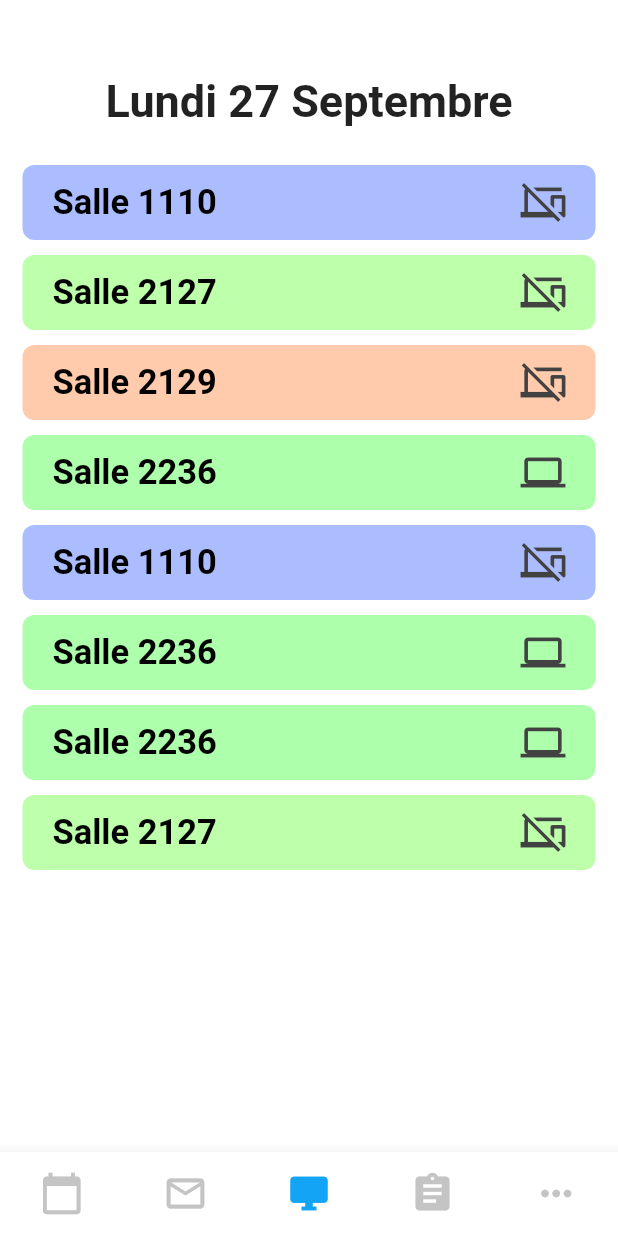
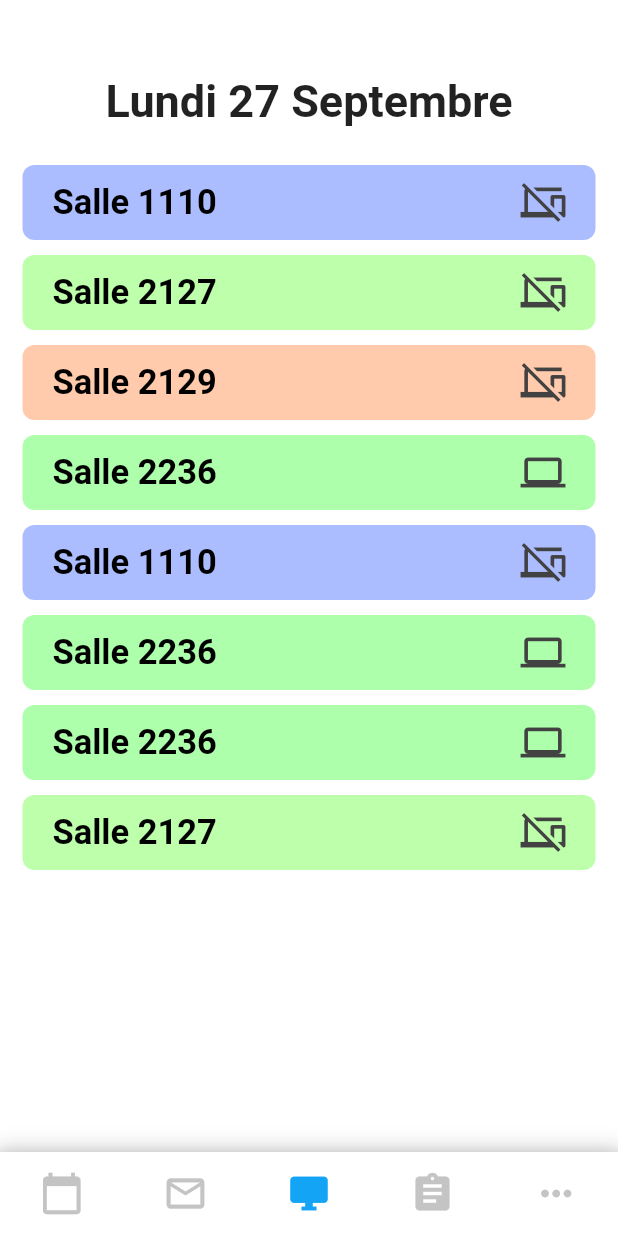
Before and after one commit to Clement-Hellot/EDT-Unicaen, a Flutter app: the screen it shows after launch, swiped to page 3, on a phone screen of 412 x 824 dp. Run offline on Flutter 3.47's test engine with Material 2 defaults, Android fonts, the phone set to English and light mode, and no system bars; our stand-ins replace convert, dynamic_theme, flutter_html, package_info, shared_preferences; missing offline and left inert: imap_client, mailer; network calls fail; statements that could not run were skipped.

Commit message:
retour de l'ombre (moins moche en sombre)

```diff
--- a/proto1/lib/main.dart
+++ b/proto1/lib/main.dart
@@ -21,8 +21,7 @@ class MyApp extends StatelessWidget {
 
   @override
   Widget build(BuildContext context) {
-
-    switch(AppTheme().getCurrentTheme()) {
+    switch (AppTheme().getCurrentTheme()) {
       case 'Sombre':
         AppTheme().changerTheme(context);
         bright = Brightness.dark;
@@ -117,11 +116,11 @@ class _PagePrincipaleState extends State<PagePrincipale> {
       bottomNavigationBar: Container(
         decoration: BoxDecoration(
           boxShadow: [
-            /*BoxShadow(
-              color: Colors.grey.withOpacity(0.6),
-              spreadRadius: 2,
+            BoxShadow(
+              color: Colors.black.withOpacity(0.2),
+              spreadRadius: 1.75,
               blurRadius: 11,
-            ),*/
+            ),
           ],
         ),
         child: BottomNavigationBar(
```
